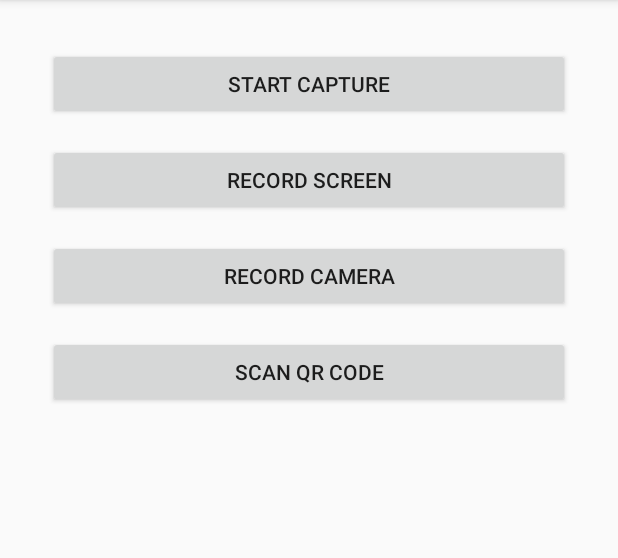
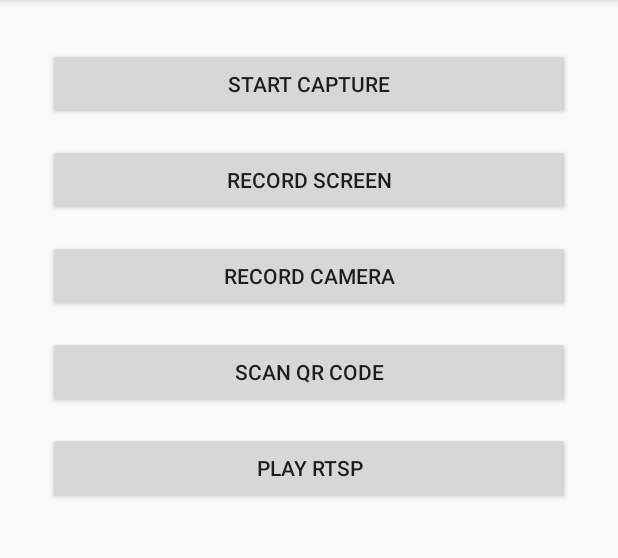
Before and after one commit to wossoneri/ScreenCapture, an Android app: the screen it shows after launch (MainActivity), on a phone screen of 412 x 824 dp, the part 84-642 px from its top. Run offline under Robolectric (Android 15) with nearby library versions, the phone set to English and light mode, and no system bars.

Commit message:
add rtsp test

```diff
--- a/app/src/main/java/com/softard/wow/screencapture/MainActivity.java
+++ b/app/src/main/java/com/softard/wow/screencapture/MainActivity.java
@@ -33,6 +33,7 @@ public class MainActivity extends AppCompatActivity implements View.OnClickListe
     private Button mBtnRecordScreen;
     private Button mBtnRecordCamera;
     private Button mBtnScanQR;
+    private Button mBtnRtsp;
     private MediaProjectionManager mProjectionManager;
     private ScreenCapture mSC;
 
@@ -52,6 +53,9 @@ public class MainActivity extends AppCompatActivity implements View.OnClickListe
 
         mBtnScanQR = findViewById(R.id.btn_scan_qr);
         mBtnScanQR.setOnClickListener(this);
+
+        mBtnRtsp = findViewById(R.id.btn_rtsp_player);
+        mBtnRtsp.setOnClickListener(this);
 
         mProjectionManager = (MediaProjectionManager) getSystemService(Context.MEDIA_PROJECTION_SERVICE);
 
@@ -84,7 +88,9 @@ public class MainActivity extends AppCompatActivity implements View.OnClickListe
             case R.id.btn_scan_qr:
                 startActivity(new Intent(MainActivity.this, ScanQRActivity.class));
                 break;
-
+            case R.id.btn_rtsp_player:
+                startActivity(new Intent(MainActivity.this, RTSPlayerActivity.class));
+                break;
             default:
                 break;
         }
--- a/app/src/main/res/layout/activity_main.xml
+++ b/app/src/main/res/layout/activity_main.xml
@@ -49,4 +49,14 @@
         app:layout_constraintStart_toStartOf="@+id/btn_record_camera"
         app:layout_constraintTop_toBottomOf="@+id/btn_record_camera" />
 
+    <Button
+        android:id="@+id/btn_rtsp_player"
+        android:layout_width="0dp"
+        android:layout_height="wrap_content"
+        android:layout_marginTop="16dp"
+        android:text="Play Rtsp"
+        app:layout_constraintEnd_toEndOf="@+id/btn_scan_qr"
+        app:layout_constraintStart_toStartOf="@+id/btn_scan_qr"
+        app:layout_constraintTop_toBottomOf="@+id/btn_scan_qr" />
+
 </android.support.constraint.ConstraintLayout>
```
Also changed, not shown: app/src/main/AndroidManifest.xml (+7 -5 lines), app/src/main/java/com/softard/wow/screencapture/RTSPlayerActivity.java (added, +23 -0 lines), app/src/main/res/layout/activity_rtsplayer.xml (added, +22 -0 lines).
